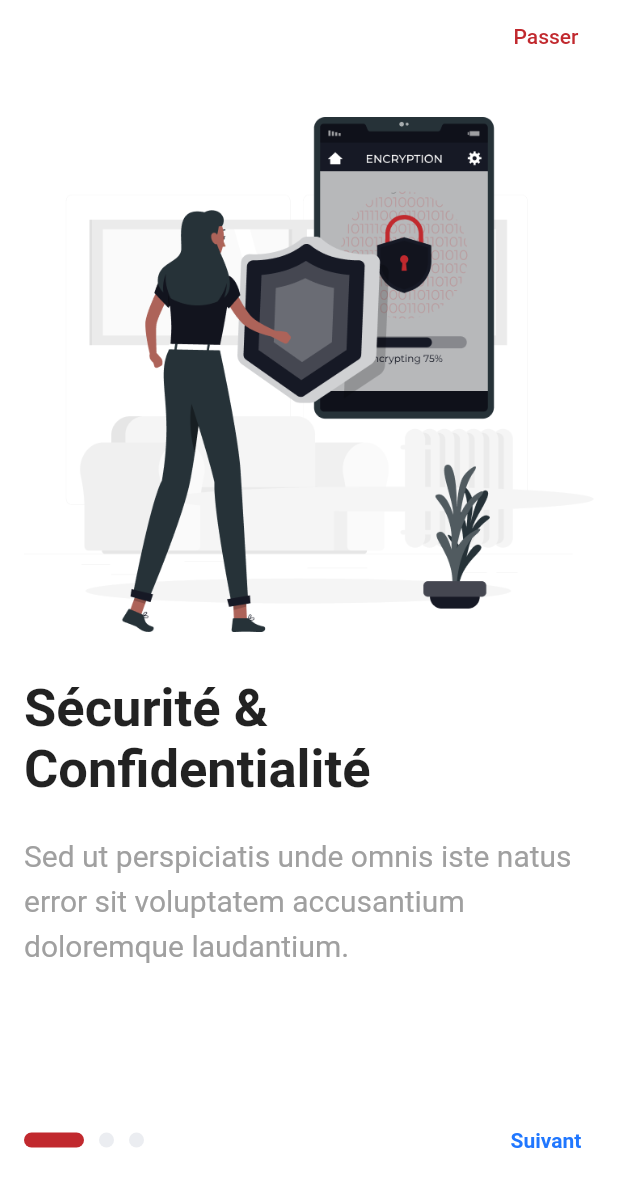
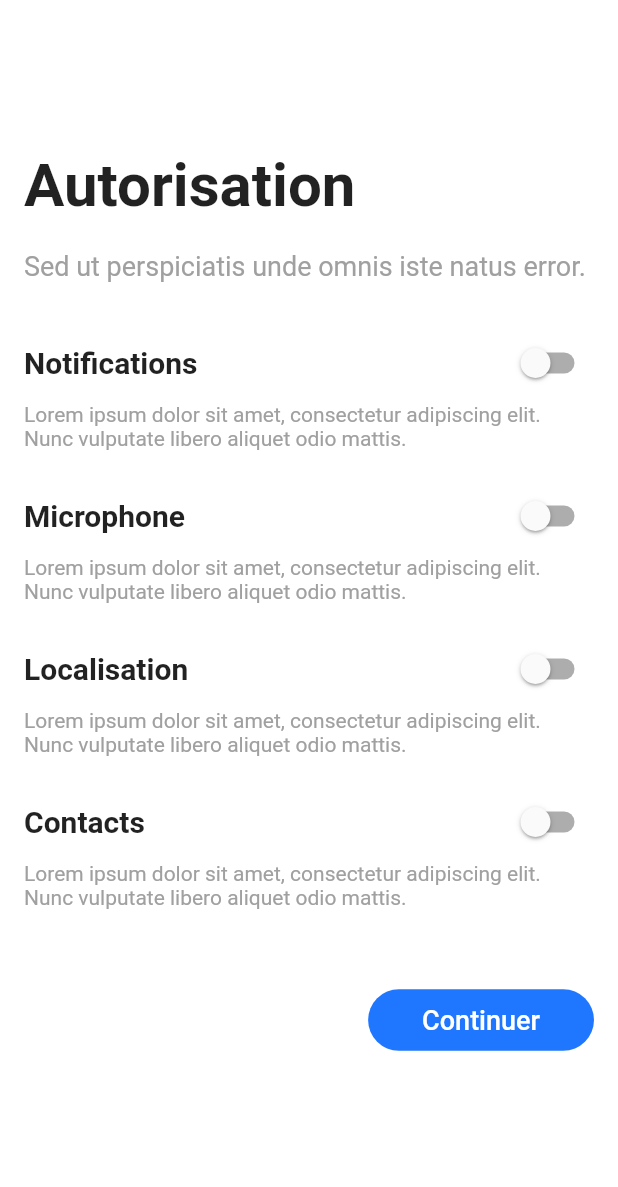
Before and after one commit to asso-brydg/nch-vbg-mobile, a Flutter app: the screen it shows after launch, after a tap on "Passer", on a phone screen of 412 x 824 dp. Shown: the top 1187 px of the screen. Run offline on Flutter 3.47's test engine with Material 2 defaults, Android fonts, the light colour scheme and no system bars; our stand-ins replace gap, get, iconsax.

Commit message:
auth screen done

```diff
--- a/lib/src/backend/controllers/onboarding_controller.dart
+++ b/lib/src/backend/controllers/onboarding_controller.dart
@@ -1,5 +1,11 @@
+import 'package:flutter/cupertino.dart';
 import 'package:get/get.dart';
+import 'package:nchvbg/src/frontend/screens/onboarding/request_access_screen.dart';
 
 class OnboardingController extends GetxController {
   RxInt currentPage = 0.obs;
+
+  gotoRequestAccessScreen() {
+    Get.to(() => const RequestAccessScreen());
+  }
 }
--- a/lib/src/frontend/screens/onboarding/onboarding_screen.dart
+++ b/lib/src/frontend/screens/onboarding/onboarding_screen.dart
@@ -10,8 +10,17 @@ import '../../utils/project_images.dart';
 class OnboardingScreen extends StatelessWidget {
   OnboardingScreen({super.key});
 
+  final PageController pageController = PageController();
   final OnboardingController onboardingController =
       Get.put(OnboardingController());
+
+  runToNextPage() {
+    pageController.animateToPage(
+      pageController.page!.toInt() + 1,
+      duration: const Duration(milliseconds: 400),
+      curve: Curves.easeIn,
+    );
+  }
 
   @override
   Widget build(BuildContext context) {
@@ -32,13 +41,14 @@ class OnboardingScreen extends StatelessWidget {
                   style: TextButton.styleFrom(
                     foregroundColor: ProjectColors.red,
                   ),
-                  onPressed: () {},
+                  onPressed: onboardingController.gotoRequestAccessScreen,
                   child: const Text('Passer'),
                 )
               ],
             ),
             Expanded(
               child: PageView(
+                controller: pageController,
                 onPageChanged: (value) {
                   onboardingController.currentPage.value = value;
                 },
@@ -76,18 +86,24 @@ class OnboardingScreen extends StatelessWidget {
                     ),
                   ],
                 ),
-                TextButton(
-                  onPressed: () {},
-                  style: TextButton.styleFrom(
-                    foregroundColor: ProjectColors.blue,
-                  ),
-                  child: const Text(
-                    'Suivant',
-                    style: TextStyle(
-                      fontWeight: FontWeight.bold,
+                Obx(
+                  () => TextButton(
+                    onPressed: onboardingController.currentPage.value == 2
+                        ? onboardingController.gotoRequestAccessScreen
+                        : runToNextPage,
+                    style: TextButton.styleFrom(
+                      foregroundColor: ProjectColors.blue,
+                    ),
+                    child: Text(
+                      onboardingController.currentPage.value == 2
+                          ? 'Terminer'
+                          : "Suivant",
+                      style: const TextStyle(
+                        fontWeight: FontWeight.bold,
+                      ),
                     ),
                   ),
-                )
+                ),
               ],
             ),
           ],
--- /dev/null
+++ b/lib/src/frontend/screens/onboarding/request_access_screen.dart
@@ -0,0 +1,131 @@
+import 'package:flutter/material.dart';
+import 'package:flutter/src/widgets/container.dart';
+import 'package:flutter/src/widgets/framework.dart';
+import 'package:gap/gap.dart';
+import 'package:get/get.dart';
+import 'package:nchvbg/src/frontend/screens/authentication/request_auth.dart';
+import 'package:nchvbg/src/frontend/themes/project_colors.dart';
+import 'package:nchvbg/src/frontend/utils/project_constants.dart';
+
+class RequestAccessScreen extends StatelessWidget {
+  const RequestAccessScreen({super.key});
+
+  @override
+  Widget build(BuildContext context) {
+    return Scaffold(
+      body: Padding(
+        padding: EdgeInsets.only(
+          top: MediaQuery.of(context).padding.top,
+          left: ProjectConstants.marge,
+          right: ProjectConstants.marge,
+        ),
+        child: Column(
+          crossAxisAlignment: CrossAxisAlignment.start,
+          children: [
+            const Gap(100),
+            const Text(
+              "Autorisation",
+              style: TextStyle(
+                fontSize: 40,
+                fontWeight: FontWeight.bold,
+              ),
+            ),
+            const Gap(20),
+            const Text(
+              'Sed ut perspiciatis unde omnis iste natus error.',
+              style: TextStyle(
+                fontSize: 18,
+                color: ProjectColors.textGrey,
+              ),
+            ),
+            const Gap(30),
+            const RequestAcessItemWidget(title: "Notifications"),
+            const RequestAcessItemWidget(title: "Microphone"),
+            const RequestAcessItemWidget(title: "Localisation"),
+            const RequestAcessItemWidget(title: "Contacts"),
+            const Gap(30),
+            Row(
+              mainAxisAlignment: MainAxisAlignment.end,
+              children: [
+                ElevatedButton(
+                  style: ElevatedButton.styleFrom(
+                    elevation: 0,
+                    backgroundColor: ProjectColors.blue,
+                    shape: RoundedRectangleBorder(
+                      borderRadius: BorderRadius.circular(30),
+                    ),
+                  ),
+                  onPressed: () {
+                    Get.to(() => const RequestAuth());
+                  },
+                  child: const Padding(
+                    padding: EdgeInsets.symmetric(horizontal: 20, vertical: 10),
+                    child: Text(
+                      'Continuer',
+                      style: TextStyle(fontSize: 18),
+                    ),
+                  ),
+                )
+              ],
+            ),
+          ],
+        ),
+      ),
+    );
+  }
+}
+
+class RequestAcessItemWidget extends StatefulWidget {
+  const RequestAcessItemWidget({
+    Key? key,
+    required this.title,
+  }) : super(key: key);
+
+  final String title;
+
+  @override
+  State<RequestAcessItemWidget> createState() => _RequestAcessItemWidgetState();
+}
+
+class _RequestAcessItemWidgetState extends State<RequestAcessItemWidget> {
+  bool isActive = false;
+
+  @override
+  Widget build(BuildContext context) {
+    return Padding(
+      padding: const EdgeInsets.only(bottom: 20),
+      child: Column(
+        children: [
+          Row(
+            mainAxisAlignment: MainAxisAlignment.spaceBetween,
+            children: [
+              Text(
+                widget.title,
+                style: const TextStyle(
+                  fontWeight: FontWeight.w600,
+                  fontSize: 20,
+                ),
+              ),
+              Switch.adaptive(
+                value: isActive,
+                onChanged: (value) {
+                  setState(() {
+                    isActive = value;
+                  });
+                },
+                activeColor: ProjectColors.primary,
+              )
+            ],
+          ),
+          const Gap(2),
+          const Text(
+            'Lorem ipsum dolor sit amet, consectetur adipiscing elit. Nunc vulputate libero aliquet odio mattis.',
+            style: TextStyle(
+              color: ProjectColors.textGrey,
+            ),
+          )
+        ],
+      ),
+    );
+  }
+}
--- a/lib/src/frontend/themes/project_colors.dart
+++ b/lib/src/frontend/themes/project_colors.dart
@@ -7,4 +7,5 @@ class ProjectColors {
   static const Color textGrey = Color(0XFFA0A0A0);
   static const Color red = Color(0XFFC1292E);
   static const Color blue = Color(0XFF2077FF);
+  static const Color inputBg = Color(0XFFF1F1F1);
 }
--- a/lib/src/frontend/utils/project_images.dart
+++ b/lib/src/frontend/utils/project_images.dart
@@ -4,4 +4,6 @@ class ProjectImages {
   static const String onboarding3 = "assets/images/cuate.png";
 
   static const String authIllustration = "assets/images/amico.png";
+
+  static const String googleIcon = "assets/icons/google-icon.png";
 }
--- a/pubspec.yaml
+++ b/pubspec.yaml
@@ -33,6 +33,7 @@ dependencies:
     sdk: flutter
   gap: ^2.0.1
   get: ^4.6.5
+  iconsax: ^0.0.8
 
 
   # The following adds the Cupertino Icons font to your application.
```
Also changed, not shown: lib/src/frontend/components/buttons/custom_google_button.dart (added, +39 -0 lines), lib/src/frontend/components/buttons/custom_large_button_widget.dart (added, +40 -0 lines), lib/src/frontend/components/fields/custom_text_field_widget.dart (added, +45 -0 lines), lib/src/frontend/screens/authentication/login_screen.dart (added, +114 -0 lines), lib/src/frontend/screens/authentication/recovery_password.dart (added, +77 -0 lines), lib/src/frontend/screens/authentication/register_screen.dart (added, +102 -0 lines), lib/src/frontend/screens/authentication/request_auth.dart (added, +96 -0 lines), lib/src/frontend/screens/home_screen.dart (added, +16 -0 lines), assets/icons/google-icon.png (added), pubspec.lock.
